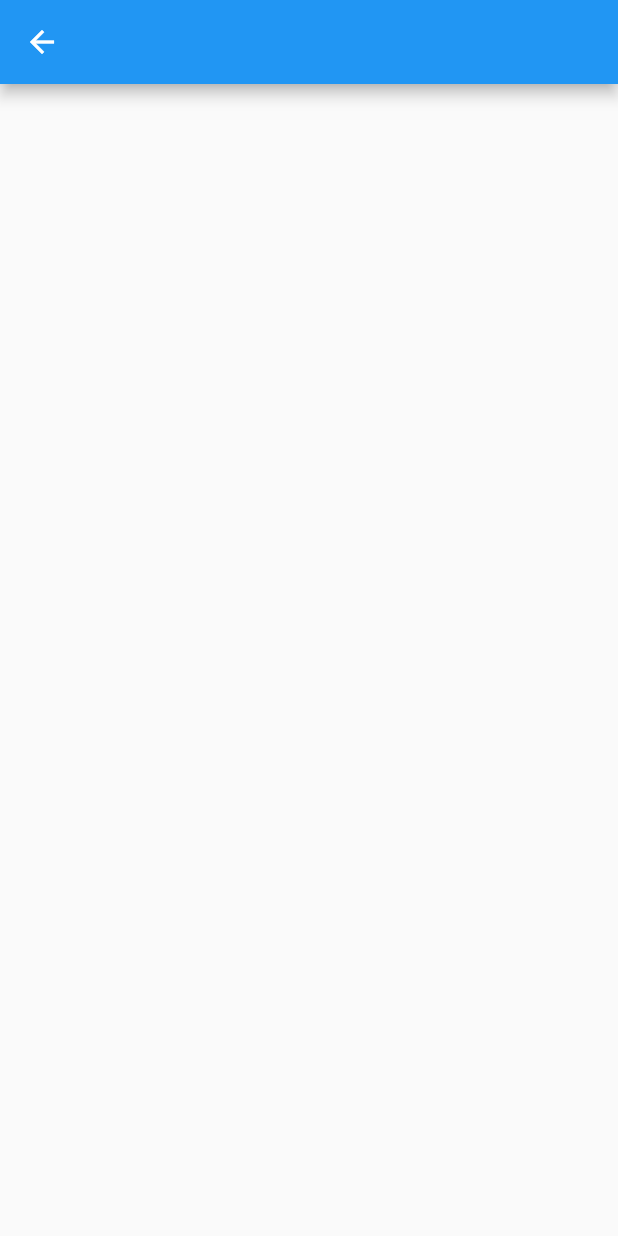
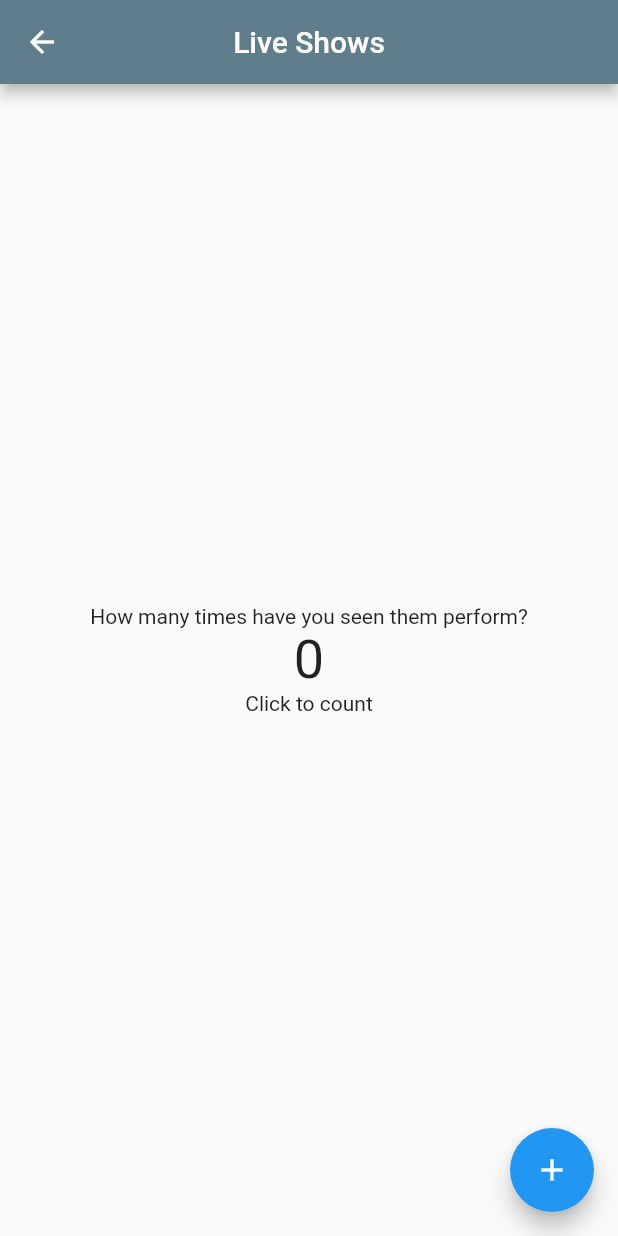
Before and after one commit to gu-tig169-ht21/guscurda, a Flutter app: the screen it shows after launch, after a tap on the "arrow right" icon, on a phone screen of 412 x 824 dp. Run offline on Flutter 3.47's test engine with Material 2 defaults, Android fonts, the phone set to English and light mode, and no system bars.

Commit message:
Inlämning2

```diff
--- /dev/null
+++ b/lib/SecondView.dart
@@ -0,0 +1,66 @@
+import 'package:flutter/material.dart';
+import 'package:provider/provider.dart';
+
+class MyState extends ChangeNotifier {
+  int _counter = 0;
+
+  void increment() {
+    _counter++;
+    notifyListeners();
+  }
+
+  int get counter => _counter;
+}
+
+class SecondView extends StatefulWidget {
+  @override
+  State<StatefulWidget> createState() {
+    return SecondViewState();
+  }
+}
+
+class SecondViewState extends State<StatefulWidget> {
+  Widget build(BuildContext context) {
+    return ChangeNotifierProvider(
+      create: (context) => MyState(),
+      builder: (context, child) => Scaffold(
+        appBar: AppBar(
+          backgroundColor: Colors.blueGrey,
+          centerTitle: true,
+          title: Text("Live Shows"),
+        ),
+        body: Center(
+          child: Column(
+            mainAxisAlignment: MainAxisAlignment.center,
+            children: [
+              Text('How many times have you seen them perform?'),
+              Consumer<MyState>(
+                  builder: (context, state, child) =>
+                      Text('${state.counter}', style: TextStyle(fontSize: 36))),
+              CounterIndex(),
+            ],
+          ),
+        ),
+        floatingActionButton: FloatingActionButton(
+          child: Icon(Icons.add),
+          onPressed: () {
+            Provider.of<MyState>(context, listen: false).increment();
+          },
+        ),
+      ),
+    );
+  }
+}
+
+class CounterIndex extends StatelessWidget {
+  Widget build(BuildContext context) {
+    return Consumer<MyState>(builder: (context, state, child) {
+      if (state.counter == 0) {
+        return Text('Click to count');
+      } else if (state.counter > 0 && state.counter < 10) {
+        return Text('Nice!');
+      }
+      return Text('A real fan!!');
+    });
+  }
+}
--- a/lib/main.dart
+++ b/lib/main.dart
@@ -1,4 +1,8 @@
 import 'package:flutter/material.dart';
+
+import 'package:flutter/rendering.dart';
+import 'SecondView.dart';
+import 'AddToList.dart';
 
 void main() {
   runApp(MyApp());
@@ -8,15 +12,35 @@ class MyApp extends StatelessWidget {
   @override
   Widget build(BuildContext context) {
     return MaterialApp(
+      debugShowCheckedModeBanner: false,
       home: MainView(),
     );
   }
 }
 
-class MainView extends StatelessWidget {
+class MainView extends StatefulWidget {
+  @override
+  State<MainView> createState() => _MainViewState();
+}
+
+class _MainViewState extends State<MainView> {
+  TextEditingController textFieldController = TextEditingController();
+
+  List<ArtistName> list = <ArtistName>[];
+
+  get title => null;
+
+  @override
+  void initState() {
+    list.add(ArtistName(title: 'John Bonham'));
+    list.add(ArtistName(title: 'Alex Turner'));
+    list.add(ArtistName(title: 'Elton John'));
+    list.add(ArtistName(title: 'Jimmy Page'));
+    super.initState();
+  }
+
   @override
   Widget build(BuildContext context) {
-    var body;
     return Scaffold(
       appBar: AppBar(
         backgroundColor: Colors.blueGrey,
@@ -32,7 +56,7 @@ class MainView extends StatelessWidget {
           )
         ],
       ),
-      body: Center(
+      body: SingleChildScrollView(
         child: Column(
           mainAxisAlignment: MainAxisAlignment.start,
           crossAxisAlignment: CrossAxisAlignment.start,
@@ -41,65 +65,90 @@ class MainView extends StatelessWidget {
             Container(
               margin: EdgeInsets.only(left: 16, right: 16),
               child: TextField(
+                controller: textFieldController,
+                onEditingComplete: () => save(),
                 decoration: InputDecoration(hintText: 'Add musician'),
-                )),
-            ListView(
-              children: [
-                _checkbox('John Bonham'),
-                _checkbox('Alex Turner'),
-                _checkbox('Elton John'),
-                _checkbox('Jimmy Page'),
-              ],
-              shrinkWrap: true,
               ),
+            ),
+            AddToList(),
+            buildbody(),
             Container(height: 100),
-            _button(),
           ],
         ),
       ),
     );
   }
-}
 
-Widget _appbar() {
-  return Container(
-    height: 53,
-    decoration: BoxDecoration(color: Colors.blueGrey),
-    child: Center(
-      child: Text(
-        'Favorite musician',
-        style: TextStyle(color: Colors.white),
-      ),
-    ),
-  );
-}
-
-Widget _checkbox(String s) {
-  return CheckboxListTile(
-      title: Text(s),
-      value: false,
-      onChanged: (value) {
-        print('Good Choise');
+  void setComplete(ArtistName check) {
+    setState(() {
+      check.complete = !check.complete;
     });
   }
 
-Widget _button() {
-  return Row(
-    mainAxisAlignment: MainAxisAlignment.center,
+  void removeItem(ArtistName item) {
+    list.remove(item);
+  }
+
+  void addArtist(ArtistName item) {
+    list.add(item);
+  }
+
+//kolla om det finns något värde i Textfeild, och i så fall spara
+  void save() {
+    if (textFieldController.text.isNotEmpty)
+      Navigator.of(context).pop(textFieldController);
+    addArtist(ArtistName(title: title));
+  }
+
+  Widget AddToList() {
+    return Column(
       children: [
-      OutlinedButton(
-        onPressed: () {},
-        child: Text("Save"),
+        TextButton.icon(
+          onPressed: () => save(),
+          icon: Icon(Icons.add),
+          label: Text(
+            'Add',
+            style: TextStyle(fontSize: 16),
           ),
-      Container(width: 20),
+        ),
       ],
     );
   }
 
-class SecondView extends StatelessWidget {
-  Widget build(BuildContext context) {
-    return Scaffold(
-      appBar: AppBar(),
+  Widget buildbody() {
+    return ListView.builder(
+      shrinkWrap: true,
+      itemCount: list.length,
+      itemBuilder: (context, index) {
+        return buildItem(list[index]);
+      },
+    );
+  }
+
+//sätter värdet till Complete onTap & tar bort item från lista i en swipe funktion
+  Widget buildItem(ArtistName item) {
+    return Dismissible(
+      key: Key(item.hashCode.toString()),
+      onDismissed: (direction) => removeItem(item),
+      direction: DismissDirection.startToEnd,
+      background: Container(
+        color: Colors.red[600],
+      ),
+      child: ListTile(
+        title: Text(item.title),
+        trailing: Checkbox(value: item.complete, onChanged: null),
+        onTap: () => setComplete(item),
+      ),
     );
   }
 }
+
+class ArtistName {
+  String title;
+  bool complete;
+
+  ArtistName({
+    required this.title,
+    this.complete = false,
+  });
+}
```
Lines whose indentation alone changed are shown as unchanged.
